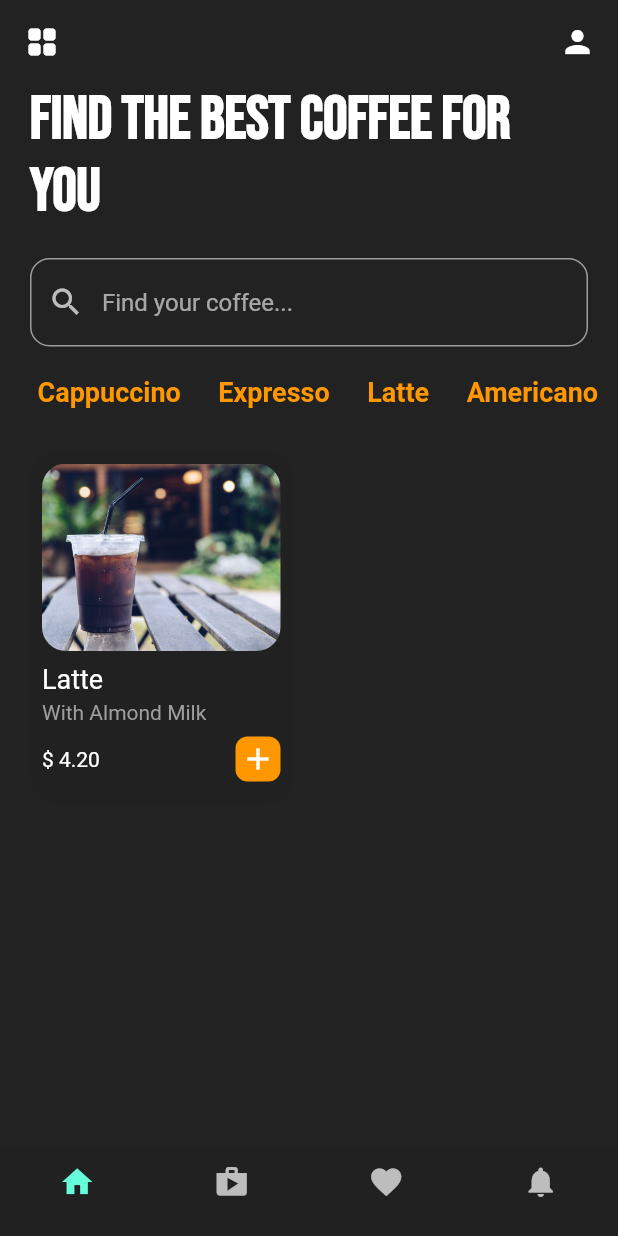
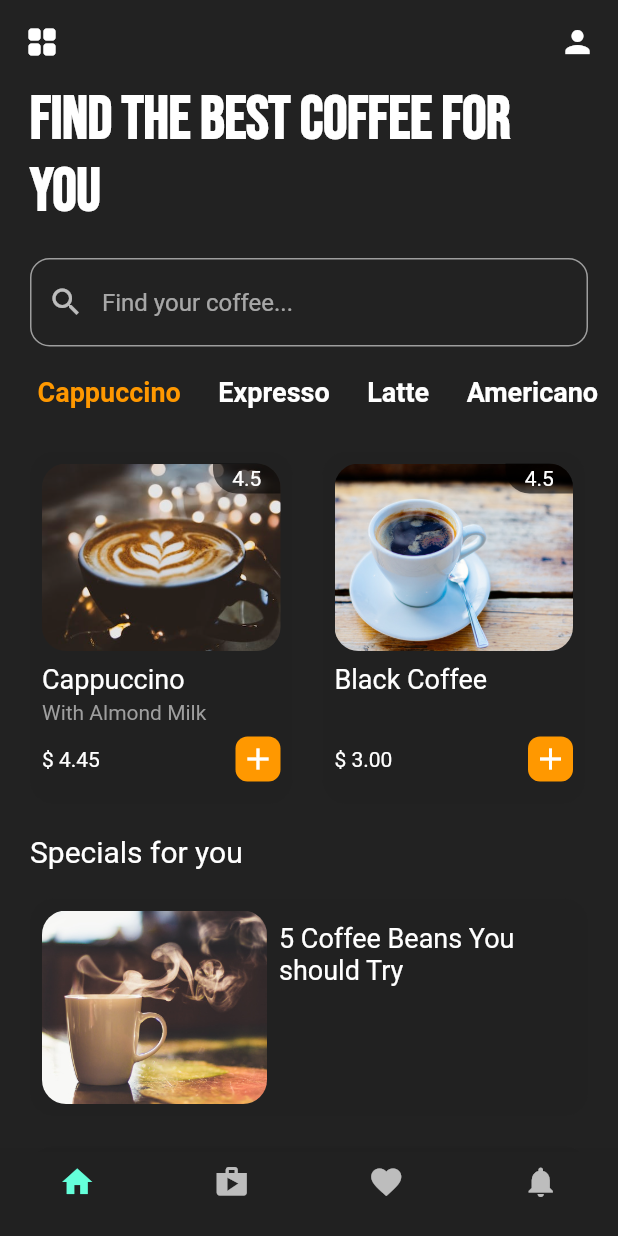
Before and after one commit to MickeyOnyando/Baristum, a Flutter app: the screen it shows after launch, on a phone screen of 412 x 824 dp. Run offline on Flutter 3.47's test engine with Material 2 defaults, Android fonts, the phone set to English and light mode, and no system bars; our stand-ins replace google_fonts.

Commit message:
Specials Tile

```diff
--- a/lib/pages/coffee_tiles.dart
+++ b/lib/pages/coffee_tiles.dart
@@ -3,10 +3,14 @@ import 'package:flutter/material.dart';
 class CoffeeTile extends StatelessWidget {
   final String coffeeImagePath;
   final String coffeeType;
+  final String coffeePrice;
+  final String milkType;
 
   CoffeeTile({
     required this.coffeeImagePath,
     required this.coffeeType,
+    required this.coffeePrice,
+    required this.milkType,
   });
 
   @override
@@ -24,6 +28,9 @@ class CoffeeTile extends StatelessWidget {
           child: Column(
             crossAxisAlignment: CrossAxisAlignment.start,
             children: [
+              Stack(
+                alignment: Alignment.topRight,
+                children: [
                   Container(
                     height: 125,
                     decoration: BoxDecoration(
@@ -34,15 +41,29 @@ class CoffeeTile extends StatelessWidget {
                       ),
                     ),
                   ),
+                  Container(
+                    width: 45,
+                    height: 20,
+                    decoration: BoxDecoration(
+                      color: Colors.black.withOpacity(0.6),
+                      borderRadius: const BorderRadius.only(
+                        topRight: Radius.circular(16),
+                        bottomLeft: Radius.circular(16),
+                      ),
+                    ),
+                    child: const Center(child: Text('4.5')),
+                  ),
+                ],
+              ),
               Padding(
-                padding: EdgeInsets.only(top: 8, bottom: 4),
+                padding: const EdgeInsets.only(top: 8, bottom: 4),
                 child: Text(
                   coffeeType,
-                  style: TextStyle(fontSize: 18),
+                  style: const TextStyle(fontSize: 18),
                 ),
               ),
-              const Text(
-                'With Almond Milk',
+              Text(
+                milkType,
                 style: TextStyle(color: Colors.grey),
               ),
               Padding(
@@ -50,7 +71,7 @@ class CoffeeTile extends StatelessWidget {
                 child: Row(
                   mainAxisAlignment: MainAxisAlignment.spaceBetween,
                   children: [
-                    const Text('\$ 4.20'),
+                    Text(coffeePrice),
                     Container(
                       height: 30,
                       width: 30,
--- a/lib/pages/coffee_type.dart
+++ b/lib/pages/coffee_type.dart
@@ -2,21 +2,28 @@ import 'package:flutter/material.dart';
 
 class CoffeeType extends StatelessWidget {
   final String coffeeType;
+  final bool isSelected;
+  final VoidCallback onTap;
 
   CoffeeType({
     required this.coffeeType,
+    required this.isSelected,
+    required this.onTap,
   });
 
   @override
   Widget build(BuildContext context) {
-    return Padding(
-      padding: const EdgeInsets.only(left: 25),
-      child: Text(
-        coffeeType,
-        style: const TextStyle(
-          fontSize: 18,
-          fontWeight: FontWeight.bold,
-          color: Colors.orange,
+    return GestureDetector(
+      onTap: onTap,
+      child: Padding(
+        padding: const EdgeInsets.only(left: 25),
+        child: Text(
+          coffeeType,
+          style: TextStyle(
+            fontSize: 18,
+            fontWeight: FontWeight.bold,
+            color: isSelected ? Colors.orange : Colors.white,
+          ),
         ),
       ),
     );
--- a/lib/pages/home_page.dart
+++ b/lib/pages/home_page.dart
@@ -1,5 +1,6 @@
 import 'package:coffeeui/pages/coffee_tiles.dart';
 import 'package:coffeeui/pages/coffee_type.dart';
+import 'package:coffeeui/pages/specials_tiles.dart';
 import 'package:flutter/material.dart';
 import 'package:google_fonts/google_fonts.dart';
 
@@ -11,6 +12,41 @@ class HomePage extends StatefulWidget {
 }
 
 class _HomePageState extends State<HomePage> {
+  //list of coffee
+  final List coffeeType = [
+    //[coffeeType] [selected]
+    [
+      'Cappuccino',
+      true,
+    ],
+    [
+      'Expresso',
+      false,
+    ],
+    [
+      'Latte',
+      false,
+    ],
+    [
+      'Americano',
+      false,
+    ],
+    [
+      'Black Coffee',
+      false,
+    ],
+  ];
+
+  //selected coffee type method
+  void coffeeTypeSelected(int index) {
+    setState(() {
+      for(int i = 0; i<coffeeType.length; i++){
+        coffeeType[i][1] = false;
+      }
+      coffeeType[index][1] = true;
+    });
+  }
+
   @override
   Widget build(BuildContext context) {
     return Scaffold(
@@ -50,6 +86,7 @@ class _HomePageState extends State<HomePage> {
       ),
       body: SingleChildScrollView(
         child: Column(
+          crossAxisAlignment: CrossAxisAlignment.start,
           children: [
             Padding(
               padding: const EdgeInsets.symmetric(horizontal: 20),
@@ -83,15 +120,18 @@ class _HomePageState extends State<HomePage> {
             const SizedBox(height: 20),
             Container(
               height: 50,
-              child: ListView(
+              child: ListView.builder(
                 scrollDirection: Axis.horizontal,
-                children: [
-                  CoffeeType(coffeeType: 'Cappuccino'),
-                  CoffeeType(coffeeType: 'Expresso'),
-                  CoffeeType(coffeeType: 'Latte'),
-                  CoffeeType(coffeeType: 'Americano'),
-                  CoffeeType(coffeeType: 'Black Coffee'),
-                ],
+                itemCount: coffeeType.length,
+                itemBuilder: (context, index) {
+                  return CoffeeType(
+                    coffeeType: coffeeType[index][0],
+                    isSelected: coffeeType[index][1],
+                    onTap: (){
+                      coffeeTypeSelected(index);
+                    },
+                  );
+                },
               ),
             ),
             Container(
@@ -100,12 +140,78 @@ class _HomePageState extends State<HomePage> {
                 scrollDirection: Axis.horizontal,
                 children: [
                   CoffeeTile(
+                    coffeeImagePath: 'lib/images/coffee10.jpeg',
+                    coffeeType: 'Cappuccino',
+                    milkType: 'With Almond Milk',
+                    coffeePrice: '\$ 4.45',
+                  ),
+                  CoffeeTile(
+                    coffeeImagePath: 'lib/images/coffee9.jpg',
+                    coffeeType: 'Black Coffee',
+                    milkType: '',
+                    coffeePrice: '\$ 3.00',
+                  ),
+                  CoffeeTile(
                     coffeeImagePath: 'lib/images/coffee6.jpg',
+                    coffeeType: 'Black Coffee',
+                    milkType: '',
+                    coffeePrice: '\$ 3.00',
+                  ),
+                  CoffeeTile(
+                    coffeeImagePath: 'lib/images/coffee5.jpg',
+                    coffeeType: 'Cappuccino',
+                    milkType: 'With Dairy Milk',
+                    coffeePrice: '\$ 4.95',
+                  ),
+                  CoffeeTile(
+                    coffeeImagePath: 'lib/images/coffee14.jpeg',
+                    coffeeType: 'Expresso',
+                    milkType: '',
+                    coffeePrice: '\$ 3.95',
+                  ),
+                  CoffeeTile(
+                    coffeeImagePath: 'lib/images/coffee12.jpeg',
+                    coffeeType: 'Americano',
+                    milkType: '',
+                    coffeePrice: '\$ 4.50',
+                  ),
+                  CoffeeTile(
+                    coffeeImagePath: 'lib/images/coffee4.jpg',
                     coffeeType: 'Latte',
+                    milkType: 'With Almond Milk',
+                    coffeePrice: '\$ 4.00',
                   ),
-                  //CoffeeTile(),
-                  //CoffeeTile(),
                 ],
+              ),
+            ),
+            const SizedBox(height: 20),
+            const Padding(
+              padding: EdgeInsets.symmetric(horizontal: 20),
+              child: Text(
+                'Specials for you',
+                style: TextStyle(
+                  fontSize: 20,
+                ),
+              ),
+            ),
+            const SizedBox(height: 20),
+            Padding(
+              padding: const EdgeInsets.symmetric(horizontal: 20),
+              child: Container(
+                height: 330,
+                color: Colors.transparent,
+                child: ListView(
+                  children: [
+                    SpecialsTile(
+                      imgPath: 'lib/images/coffee7.jpg',
+                      specialsText: '5 Coffee Beans You should Try',
+                    ),
+                    SpecialsTile(
+                      imgPath: 'lib/images/coffee1.jpg',
+                      specialsText: '5 Facts About Coffee You Did\'nt Know',
+                    ),
+                  ],
+                ),
               ),
             ),
           ],
--- /dev/null
+++ b/lib/pages/specials_tiles.dart
@@ -0,0 +1,54 @@
+import 'package:flutter/material.dart';
+
+class SpecialsTile extends StatelessWidget {
+  final String imgPath;
+  final String specialsText;
+
+  SpecialsTile({
+    required this.imgPath,
+    required this.specialsText,
+  });
+
+  @override
+  Widget build(BuildContext context) {
+    return Padding(
+      padding: const EdgeInsets.only(bottom: 20),
+      child: Container(
+        height: 145,
+        decoration: BoxDecoration(
+          color: Colors.grey[900],
+          borderRadius: BorderRadius.circular(16),
+        ),
+        child: Padding(
+          padding: const EdgeInsets.all(8.0),
+          child: Row(
+            crossAxisAlignment: CrossAxisAlignment.start,
+            children: [
+              Container(
+                width: 150,
+                decoration: BoxDecoration(
+                  borderRadius: BorderRadius.circular(16),
+                  image: DecorationImage(
+                    image: AssetImage(imgPath),
+                    fit: BoxFit.cover,
+                  ),
+                ),
+              ),
+              Flexible(
+                child: Padding(
+                  padding: const EdgeInsets.all(8.0),
+                  child: Text(
+                    specialsText,
+                    style: const TextStyle(
+                      fontSize: 18,
+                    ),
+                  ),
+                ),
+              ),
+            ],
+          ),
+        ),
+      ),
+    );
+  }
+}
```
Lines whose indentation alone changed are shown as unchanged.
